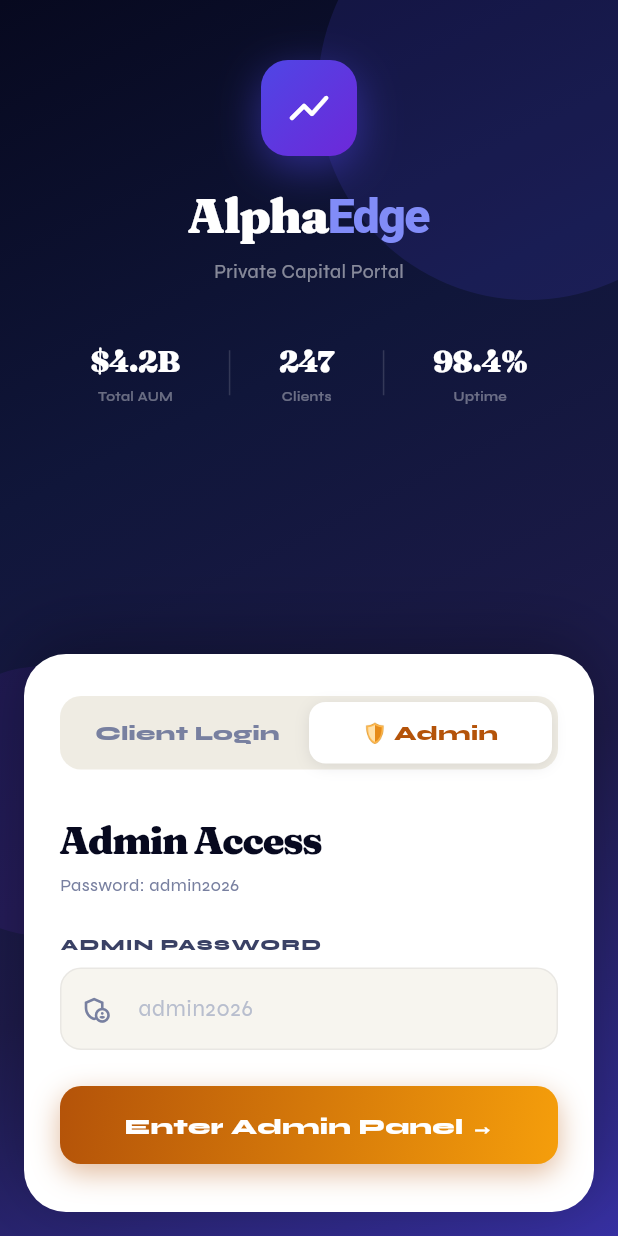
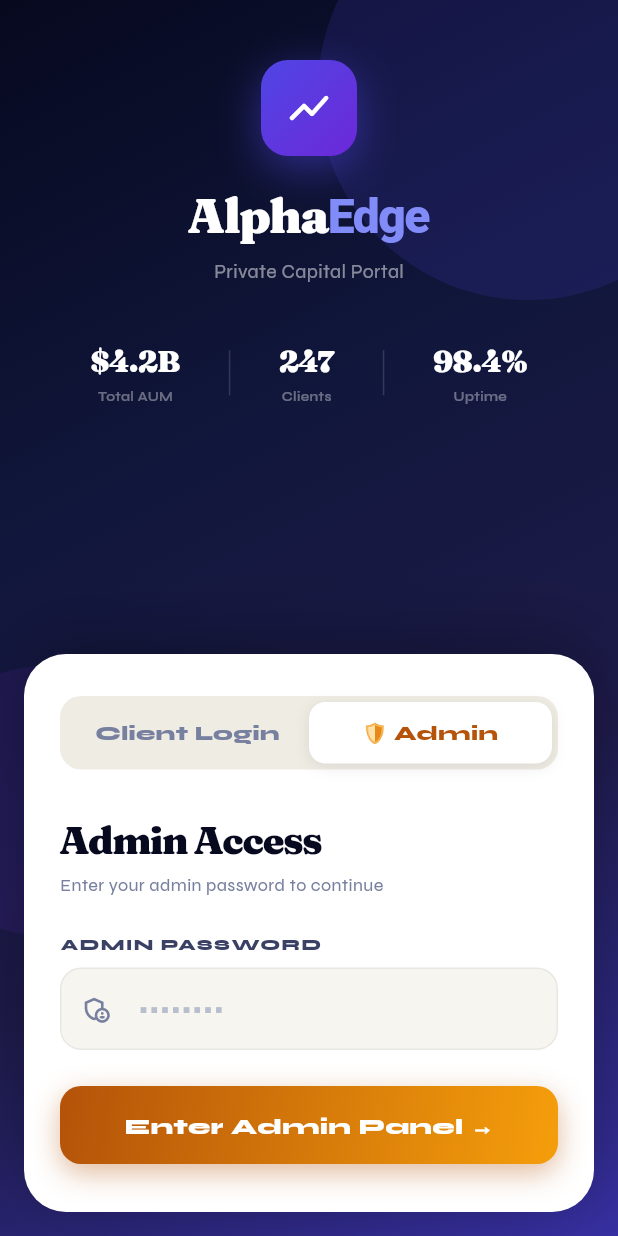
Before and after one commit to arsalsohrabkhan/Edgealpha-APP2, a Flutter app: the LoginScreen screen opened by its route, after a tap on "🛡 Admin", on a phone screen of 412 x 824 dp. Run offline on Flutter 3.47's test engine with Material 3 defaults, Android fonts, the phone set to English and light mode, and no system bars; our stand-ins replace cloud_firestore, firebase_core, fl_chart, flutter_animate, go_router; accounts and stored records are empty; project files that could hold a hidden picture were left out.

Commit message:
Add files via upload

```diff
--- a/lib/screens/login_screen.dart
+++ b/lib/screens/login_screen.dart
@@ -209,12 +209,12 @@ class _LoginScreenState extends State<LoginScreen> with SingleTickerProviderStat
                                 Text('Admin Access',
                                   style: AETheme.fraunces(size: 26, letterSpacing: -1)),
                                 const SizedBox(height: 4),
-                                Text('Password: admin2026',
+                                Text('Enter your admin password to continue',
                                   style: AETheme.syne(size: 12, color: AETheme.muted,
                                       weight: FontWeight.w400)),
                                 const SizedBox(height: 24),
                                 _Field(label: 'Admin Password', ctrl: _adminCtrl,
-                                    hint: 'admin2026',
+                                    hint: '••••••••',
                                     obscure: true, icon: Icons.admin_panel_settings_outlined),
                                 const SizedBox(height: 24),
                                 GradBtn(
```
Also changed, not shown: lib/screens/messages_screen.dart (+17 -3 lines).
